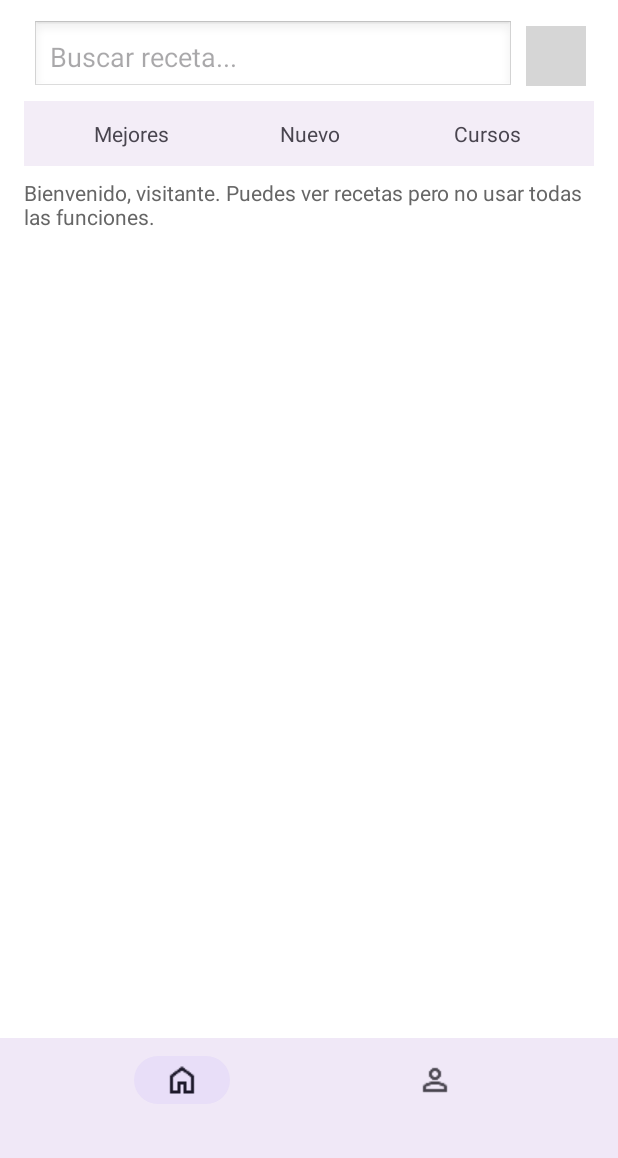
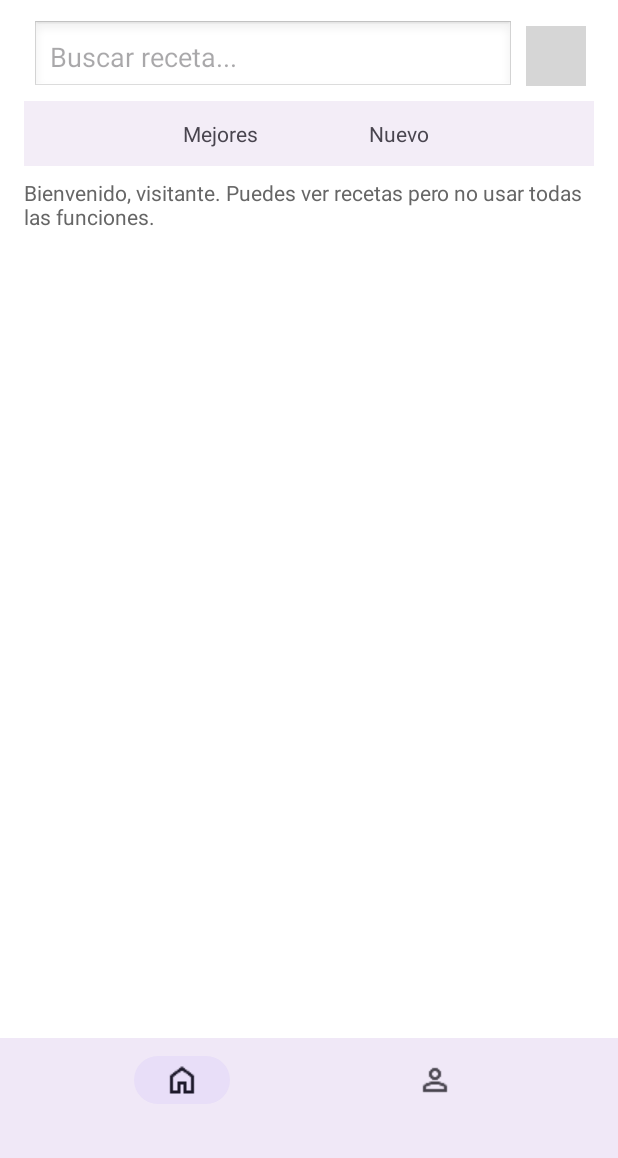
Before and after one commit to Fer3141/DesarrolloApps1, an Android app: the screen it shows after launch (MainActivity), on a phone screen of 412 x 824 dp, the part 78-1236 px from its top. Run offline under Robolectric (Android 15) with nearby library versions, the phone set to English and light mode, and no system bars; our stand-ins replace Picasso; libraries missing offline, so code that uses them is left out: com.auth0.android; pictures from the network do not load; 1 statement that could not run was skipped; grey boxes are pictures that could not be loaded.

Commit message:
upgrade a alumno, vistas de cursos solo alumnos

```diff
--- a/app/src/main/java/com/apps1/cocinapp/api/ApiService.java
+++ b/app/src/main/java/com/apps1/cocinapp/api/ApiService.java
@@ -197,8 +197,8 @@ public interface ApiService {
     @PUT("api/editar-biografia")
     Call<Void> actualizarBiografia(@Query("idUsuario") Long idUsuario, @Query("biografia") String biografia);
 
-    @PUT("/api/hacer-alumno")
-    Call<Void> hacerseAlumno(@Header("Authorization") String authHeader, @Body AlumnoRequest datos);
+    @PUT("/api/hacer-alumno/{idUsuario}")
+    Call<Void> hacerseAlumno(@Header("Authorization") String authHeader,  @Path("idUsuario") Long idUsuario, @Body AlumnoRequest datos);
 
 
 
--- a/app/src/main/java/com/apps1/cocinapp/main/MainActivity.java
+++ b/app/src/main/java/com/apps1/cocinapp/main/MainActivity.java
@@ -147,6 +147,15 @@ public class MainActivity extends AppCompatActivity {
             startActivity(new Intent(this, MainActivity.class));
             finish();
         });
+
+        tabCourses.setVisibility(View.GONE);
+
+
+        if (SharedPreferencesHelper.hayToken(this)) {
+            if (SharedPreferencesHelper.obtenerRolDelToken(this).equals("ALUMNO")){
+                tabCourses.setVisibility(View.VISIBLE);
+            }
+        }
 
         tabRecent.setOnClickListener(v -> {
             cargarRecetasMejores();
--- a/app/src/main/java/com/apps1/cocinapp/usuario/PerfilActivity.java
+++ b/app/src/main/java/com/apps1/cocinapp/usuario/PerfilActivity.java
@@ -121,7 +121,7 @@ public class PerfilActivity extends AppCompatActivity {
             AlumnoRequest alumnoRequest = new AlumnoRequest(idUsuario, tramiteDNI, nroTarjeta);
             ApiService api = RetrofitClient.getInstance().getApi();
 
-            Call<Void> call = api.hacerseAlumno("Bearer " + token, alumnoRequest);
+            Call<Void> call = api.hacerseAlumno("Bearer " + token, idUsuario, alumnoRequest);
             call.enqueue(new Callback<Void>() {
                 @Override
                 public void onResponse(Call<Void> call, Response<Void> response) {
```
